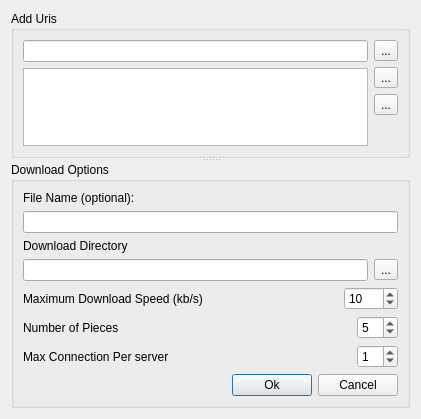
The window that gui/NewDownloadDialog.ui (a-atalla/BarqDM) describes before a commit, drawn with Qt 5.
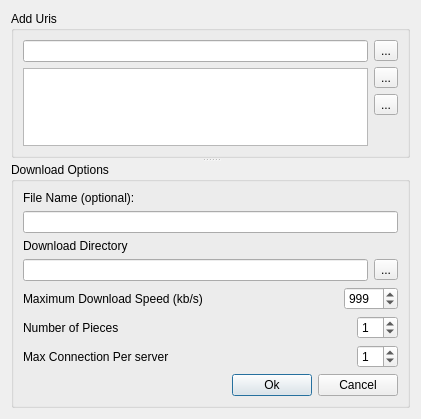
The same window after the commit. Icons and pictures are not drawn.

Patch:
```diff
--- a/gui/NewDownloadDialog.ui
+++ b/gui/NewDownloadDialog.ui
@@ -171,7 +171,7 @@
             <number>9999</number>
            </property>
            <property name="value">
-            <number>10</number>
+            <number>999</number>
            </property>
           </widget>
          </item>
@@ -202,7 +202,7 @@
          <item>
           <widget class="QSpinBox" name="spinPieces">
            <property name="value">
-            <number>5</number>
+            <number>1</number>
            </property>
           </widget>
          </item>
```
